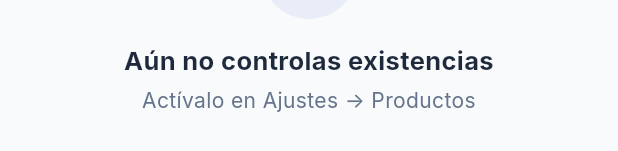
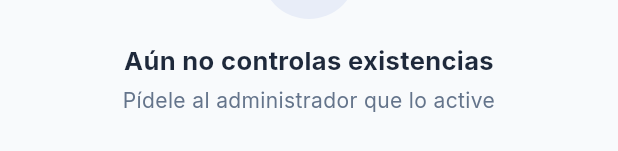
Before and after one commit to xiliosd/APP_VENTAS, a Flutter app: the InventarioScreen widget shown alone on an empty page, opened directly, on a phone screen of 412 x 824 dp. Shown: the part 245-396 px from the top of the screen. Run offline on Flutter 3.47's test engine with Material 3 defaults, Android fonts, the phone set to English and light mode, and no system bars; our stand-ins replace drift, flutter_riverpod, image_picker, shared_preferences, supabase_flutter; missing offline and left inert: image_picker_android, image_picker_platform_interface, sqlite3; accounts and stored records are empty; generated files the repository leaves out were written again.

Commit message:
Tell sellers who enables stock control and handle products that left it
Co-Authored-By: Claude Opus 5.5 <noreply@anthropic.com>

```diff
--- a/lib/screens/inventario/inventario_screen.dart
+++ b/lib/screens/inventario/inventario_screen.dart
@@ -3,6 +3,7 @@ import 'package:flutter_riverpod/flutter_riverpod.dart';
 
 import '../../data/database.dart';
 import '../../providers/inventario_providers.dart';
+import '../../providers/sesion_provider.dart';
 import '../../ui/avisos.dart';
 import '../../ui/boton_principal.dart';
 import '../../ui/colores_app.dart';
@@ -81,10 +82,12 @@ class _InventarioScreenState extends ConsumerState<InventarioScreen> {
         ),
         const SizedBox(height: 12),
         if (controlados.isEmpty)
-          const EstadoVacio(
+          EstadoVacio(
             icono: Icons.inventory_2_outlined,
             titulo: 'Aún no controlas existencias',
-            mensaje: 'Actívalo en Ajustes → Productos',
+            mensaje: ref.watch(sesionProvider).esAdmin
+                ? 'Actívalo en Ajustes → Productos'
+                : 'Pídele al administrador que lo active',
           )
         else ...[
           SelectorSegmentado<_Vista>(
```
Also changed, not shown: lib/screens/inventario/detalle_inventario_screen.dart (+11 -5 lines), 2 other files.
